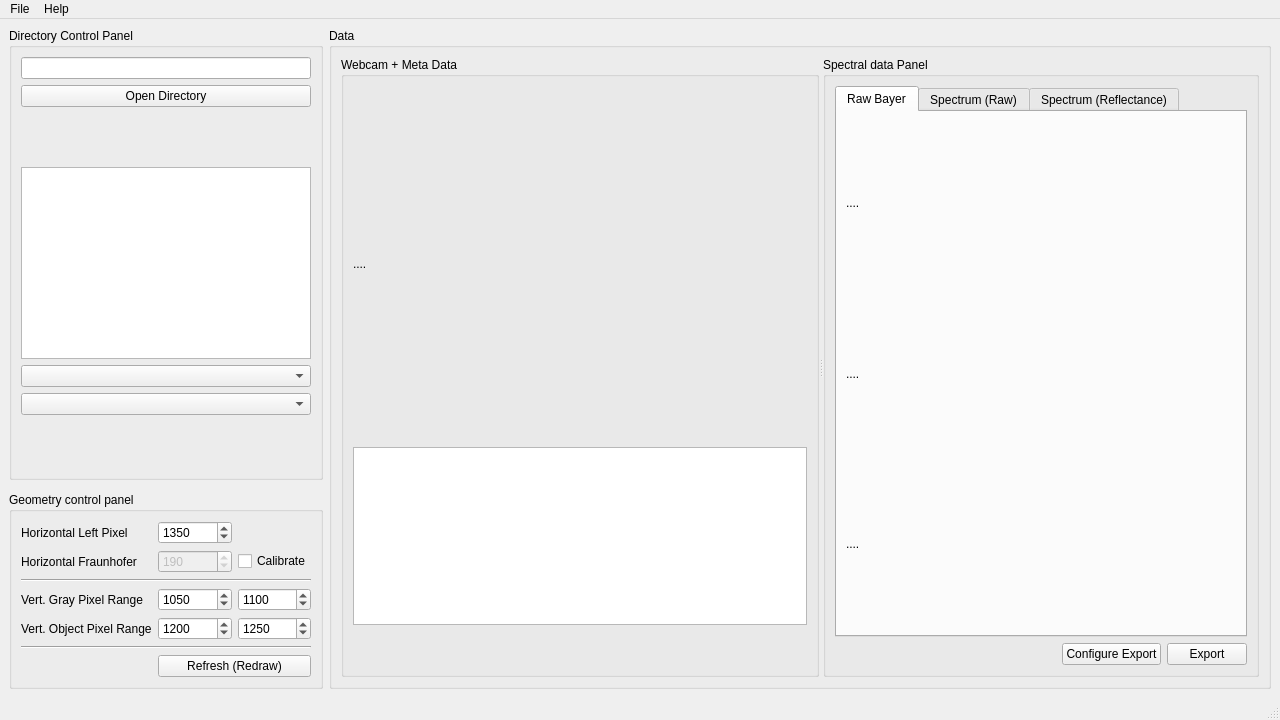
Qt form UI/UI_Mainwindow.ui (garid3000/bps_spectrometer_gui) before a commit.
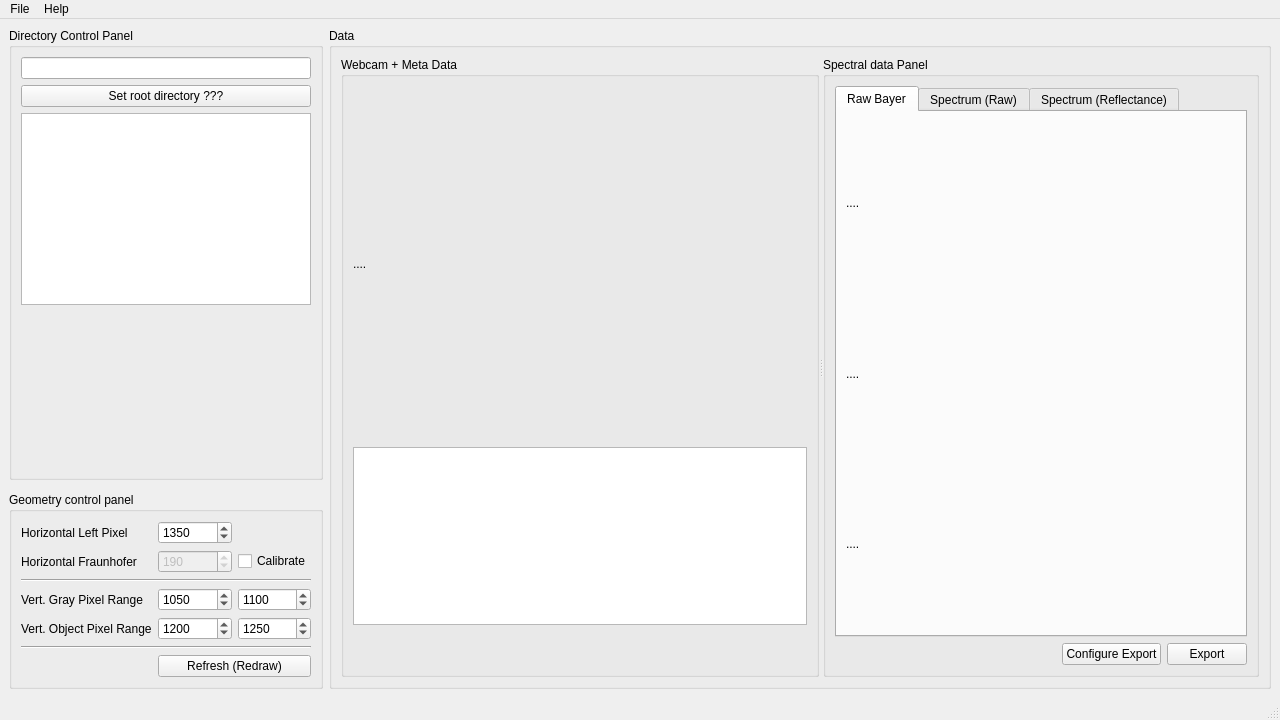
The same form after that commit. Custom widgets are drawn as their Qt base class.

Commit message: Feat: (prototype) qtreeview as directory/jpeg selector widget

The edit to the form file:
```diff
--- a/UI/UI_Mainwindow.ui
+++ b/UI/UI_Mainwindow.ui
@@ -173,57 +173,32 @@
        <string>Directory Control Panel</string>
       </property>
       <layout class="QGridLayout" name="gridLayout_3">
-       <item row="5" column="0">
-        <widget class="QComboBox" name="cob_jpeg_selector"/>
+       <item row="2" column="0">
+        <widget class="QTreeView" name="tv_dir"/>
        </item>
        <item row="1" column="0">
         <widget class="QPushButton" name="pb_data_dir">
          <property name="text">
-          <string>Open Directory</string>
+          <string>Set root directory ???</string>
          </property>
         </widget>
        </item>
+       <item row="5" column="0">
+        <spacer name="verticalSpacer_3">
+         <property name="orientation">
+          <enum>Qt::Vertical</enum>
+         </property>
+         <property name="sizeHint" stdset="0">
+          <size>
+           <width>20</width>
+           <height>40</height>
+          </size>
+         </property>
+        </spacer>
+       </item>
        <item row="0" column="0">
         <widget class="QLineEdit" name="le_data_dir"/>
        </item>
-       <item row="6" column="0">
-        <spacer name="verticalSpacer">
-         <property name="orientation">
-          <enum>Qt::Vertical</enum>
-         </property>
-         <property name="sizeHint" stdset="0">
-          <size>
-           <width>20</width>
-           <height>40</height>
-          </size>
-         </property>
-        </spacer>
-       </item>
-       <item row="4" column="0">
-        <widget class="QComboBox" name="comboBox"/>
-       </item>
-       <item row="3" column="0">
-        <widget class="QTextBrowser" name="tb_data_dir_tree">
-         <property name="font">
-          <font>
-           <family>Monospace</family>
-          </font>
-         </property>
-        </widget>
-       </item>
-       <item row="2" column="0">
-        <spacer name="verticalSpacer_3">
-         <property name="orientation">
-          <enum>Qt::Vertical</enum>
-         </property>
-         <property name="sizeHint" stdset="0">
-          <size>
-           <width>20</width>
-           <height>40</height>
-          </size>
-         </property>
-        </spacer>
-       </item>
       </layout>
      </widget>
     </item>
```
The commit also changes 2 other files.
